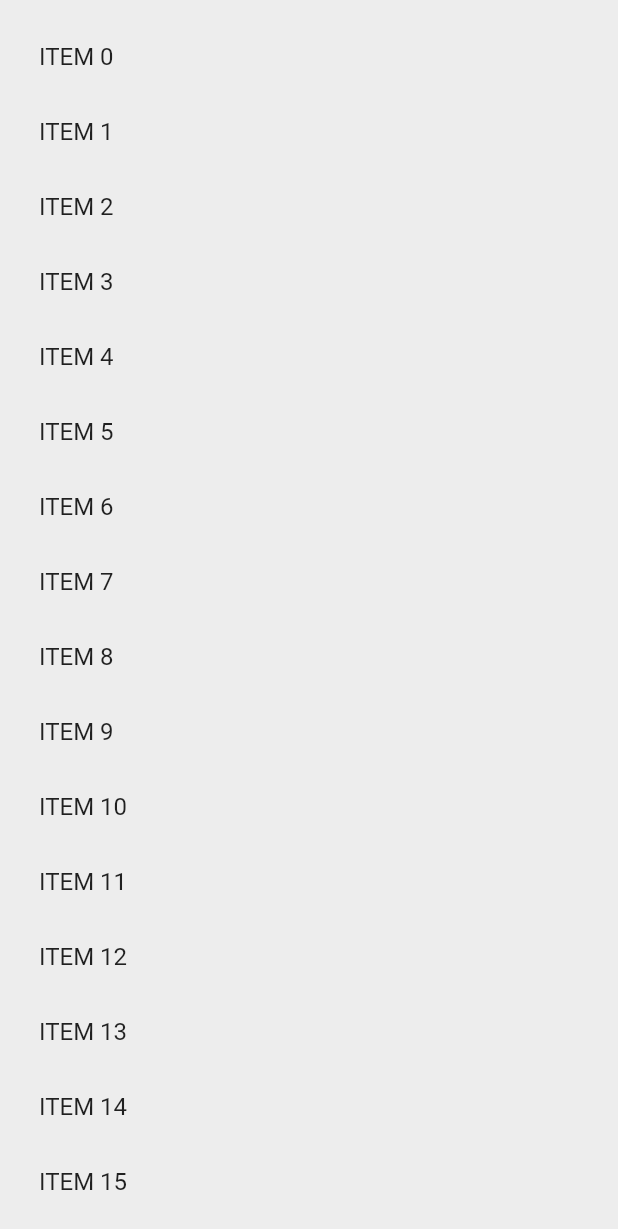
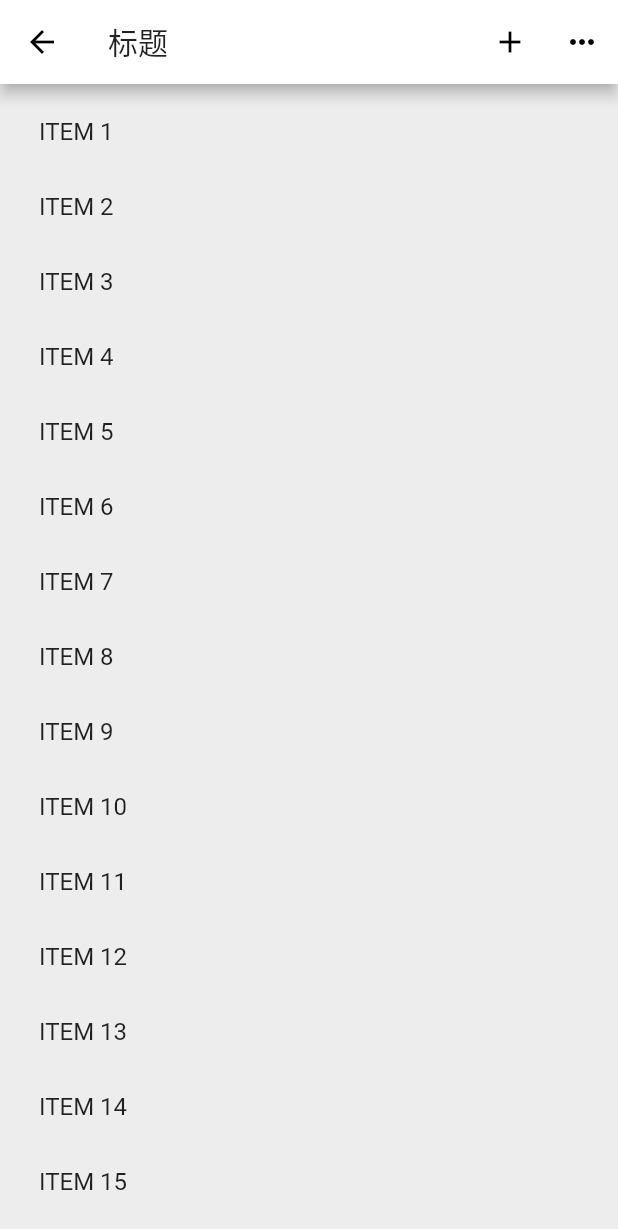
Before and after one commit to tangchaojian/wechat, a Flutter app: the UISliverAppBarDemo screen opened directly, scrolled down 230 dp, on a phone screen of 412 x 824 dp. Shown: the top 1229 px of the screen. Run offline on Flutter 3.47's test engine with Material 2 defaults, Android fonts, the phone set to English and light mode, and no system bars; our stand-ins replace cookie_jar, dio, dio_cookie_manager, flutter_easyrefresh, pull_to_refresh; missing offline and left inert: dart:ffi.

Commit message:
吸顶效果

```diff
--- a/lib/effect/sliver_app_bar_demo.dart
+++ b/lib/effect/sliver_app_bar_demo.dart
@@ -1,69 +1,46 @@
 import 'package:flutter/material.dart';
 
 class UISliverAppBarDemo extends StatefulWidget {
-
   @override
-  _UISliverAppBarDemo createState()=> _UISliverAppBarDemo();
+  _UISliverAppBarDemo createState() => _UISliverAppBarDemo();
 }
 
 class _UISliverAppBarDemo extends State<UISliverAppBarDemo> {
-
   @override
   Widget build(BuildContext context) {
+    var meida = MediaQuery.of(context);
+    print('media.padding->${meida.padding}');
 
-    return NestedScrollView(
-        headerSliverBuilder: (BuildContext context, bool innerBoxIsScrolled) {
-          return <Widget>[
-            SliverOverlapAbsorber(
-              handle: NestedScrollView.sliverOverlapAbsorberHandleFor(context),
-              sliver: SliverAppBar(
+    return Scaffold(
+      body: SafeArea(
+        child:CustomScrollView(
+          scrollDirection: Axis.vertical,
+          slivers: [
+            SliverAppBar(
               leading: new IconButton(
                 icon: Icon(Icons.arrow_back),
-                    onPressed: ()=> {
-
+                onPressed: () => {
+                  Navigator.pop(context)
                 },
               ),
               title: Text("标题"),
               centerTitle: false,
-                pinned: false,
+              pinned: true,
               floating: false,
               snap: false,
               primary: false,
               expandedHeight: 230.0,
-                elevation: 10,
-                //是否显示阴影，直接取值innerBoxIsScrolled，展开不显示阴影，合并后会显示
-                forceElevated: innerBoxIsScrolled,
+              actions: [
+                IconButton(icon: Icon(Icons.add), onPressed: ()=> {
 
-                actions: [
+                }),
+                IconButton(icon: Icon(Icons.more_horiz), onPressed: ()=>{
 
-                  IconButton(
-                      icon: Icon(Icons.add),
-                      onPressed: null
+                }),
+              ],
+              flexibleSpace: FlexibleSpaceBar(
+                background: Image.asset("images/img_dlrb.jpg", fit: BoxFit.cover,),
               ),
-
-                  IconButton(
-                      icon: Icon(Icons.more_horiz),
-                      onPressed: null
-                  ),
-                ],
-
-                flexibleSpace: FlexibleSpaceBar(
-                  background: Image.asset("images/img_dlrb"),
-                ),
-
-              ),
-            ),
-          ];
-        },
-        body: SafeArea(
-          top: false,
-          bottom: false,
-          child: Builder(
-            builder: (BuildContext context){
-              return CustomScrollView(
-                slivers: [
-                  SliverOverlapInjector(
-                    handle: NestedScrollView.sliverOverlapAbsorberHandleFor(context),
             ),
             SliverPadding(
               padding: EdgeInsets.all(10.0),
@@ -74,13 +51,12 @@ class _UISliverAppBarDemo extends State<UISliverAppBarDemo> {
                     return ListTile(
                       title: Text('ITEM $index'),
                     );
-                            }
+                  },
+                  childCount: 30,
                 ),
               ),
             ),
           ],
-              );
-            },
         ),
       ),
     );
--- a/lib/main.dart
+++ b/lib/main.dart
@@ -2,6 +2,8 @@ import 'package:flutter/material.dart';
 import 'package:provider/provider.dart';
 import 'package:umeng_sdk/umeng_sdk.dart';
 import 'package:wechat/app.dart';
+import 'package:wechat/effect/sliver_app_bar_demo.dart';
+import 'package:wechat/effect/tab_bar_demo.dart';
 import 'package:wechat/loading.dart';
 import 'package:wechat/mall/CartListPage.dart';
 import 'package:wechat/mall/GoodsListPage.dart';
@@ -35,6 +37,8 @@ class MyApp extends StatelessWidget {
           '/orderConfirm': (BuildContext context) => new OrderConfirmPage(),
           '/goodsList': (BuildContext context) => new GoodsListPage(),
           '/goodsList2': (BuildContext context) => new GoodsListPage2(),
+          '/sliverAppBarDemo': (BuildContext context) => new UISliverAppBarDemo(),
+          '/tabBarViewDemo': (BuildContext context) => new UITabBarViewDemo(),
         },
         home: Loading(),
       ),
```
Also changed, not shown: lib/effect/tab_bar_demo.dart (added, +170 -0 lines), lib/news/NewsPage.dart (+97 -35 lines), lib/widgets/UIBannerView.dart (added, +128 -0 lines). Lines whose indentation alone changed are shown as unchanged.
